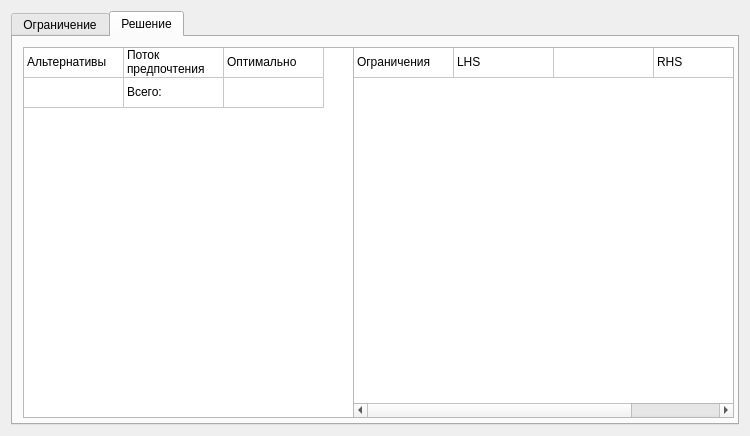
First picture: the form in prometheev.ui, repository marl0vv/PROMETHEEMethodsApp, before the edit.
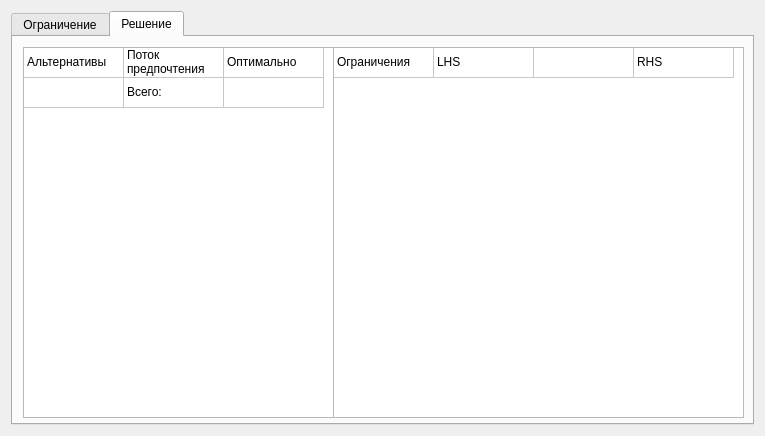
Second picture: the form after the edit. The open tabs and pages were chosen to show the change.

```diff
--- a/prometheev.ui
+++ b/prometheev.ui
@@ -6,7 +6,7 @@
    <rect>
     <x>0</x>
     <y>0</y>
-    <width>750</width>
+    <width>765</width>
     <height>436</height>
    </rect>
   </property>
@@ -121,7 +121,7 @@
         <rect>
          <x>10</x>
          <y>10</y>
-         <width>331</width>
+         <width>311</width>
          <height>371</height>
         </rect>
        </property>
@@ -180,9 +180,9 @@
       <widget class="QTableWidget" name="tableWidget_3">
        <property name="geometry">
         <rect>
-         <x>340</x>
+         <x>320</x>
          <y>10</y>
-         <width>381</width>
+         <width>411</width>
          <height>371</height>
         </rect>
        </property>
```
Left out of the diff: 2 changed lines with no effect on the pictures.
